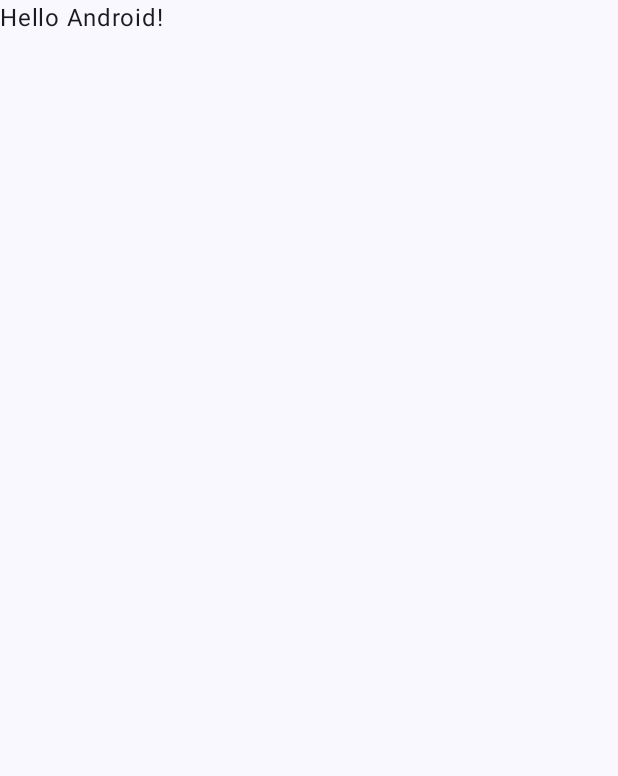
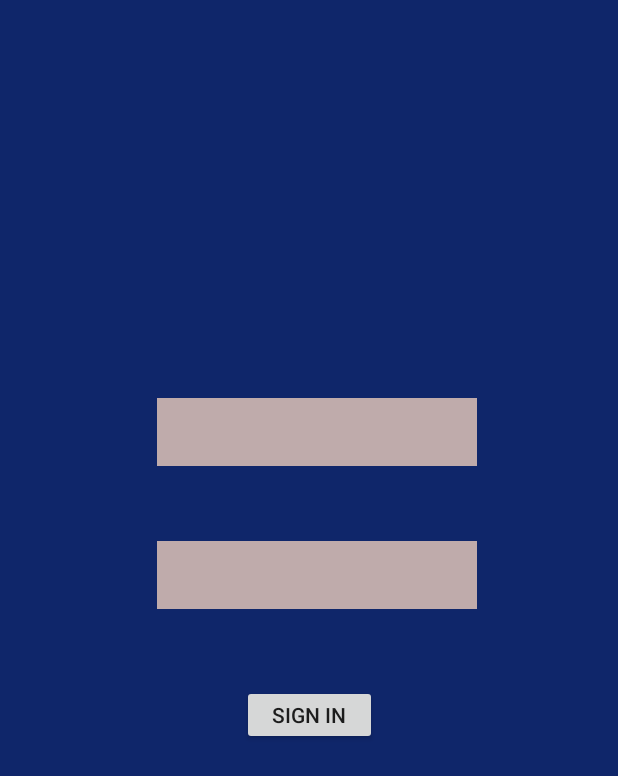
Before and after one commit to DelphonWeavewriter/AttendEase-SeniorProject, an Android app built with Jetpack Compose: the screen it shows after launch (MainActivity), on a phone screen of 412 x 824 dp. Before the commit the part shown is almost empty. Shown: the top 776 px of the screen. Run offline under Robolectric (Android 15) with nearby library versions, the phone set to English and light mode, and no system bars.

Commit message:
I love AndroidStudio :)

```diff
--- a/app/build.gradle.kts
+++ b/app/build.gradle.kts
@@ -6,7 +6,7 @@ plugins {
 
 android {
     namespace = "com.example.attendeasecampuscompanion"
-    compileSdk = 34
+    compileSdk = 35
 
     defaultConfig {
         applicationId = "com.example.attendeasecampuscompanion"
@@ -49,6 +49,7 @@ dependencies {
     implementation(libs.androidx.ui.graphics)
     implementation(libs.androidx.ui.tooling.preview)
     implementation(libs.androidx.material3)
+    implementation(libs.androidx.constraintlayout)
     testImplementation(libs.junit)
     androidTestImplementation(libs.androidx.junit)
     androidTestImplementation(libs.androidx.espresso.core)
--- a/app/src/main/java/com/example/attendeasecampuscompanion/MainActivity.kt
+++ b/app/src/main/java/com/example/attendeasecampuscompanion/MainActivity.kt
@@ -1,6 +1,7 @@
 package com.example.attendeasecampuscompanion
 
 import android.os.Bundle
+import android.view.View
 import androidx.activity.ComponentActivity
 import androidx.activity.compose.setContent
 import androidx.activity.enableEdgeToEdge
@@ -12,22 +13,50 @@ import androidx.compose.runtime.Composable
 import androidx.compose.ui.Modifier
 import androidx.compose.ui.tooling.preview.Preview
 import com.example.attendeasecampuscompanion.ui.theme.AttendEaseCampusCompanionTheme
+import android.widget.Button
+import android.widget.EditText
+import android.widget.Toast
+
 
 class MainActivity : ComponentActivity() {
+
+    lateinit var username : EditText
+    lateinit var password : EditText
+    lateinit var signInButton : Button
+
+
     override fun onCreate(savedInstanceState: Bundle?) {
         super.onCreate(savedInstanceState)
-        enableEdgeToEdge()
-        setContent {
-            AttendEaseCampusCompanionTheme {
-                Scaffold(modifier = Modifier.fillMaxSize()) { innerPadding ->
-                    Greeting(
-                        name = "Android",
-                        modifier = Modifier.padding(innerPadding)
-                    )
-                }
-            }
+        setContentView(R.layout.signin_layout)
+
+//        enableEdgeToEdge()
+
+//        setContent {
+//            AttendEaseCampusCompanionTheme {
+//                Scaffold(modifier = Modifier.fillMaxSize()) { innerPadding ->
+//                    Greeting(
+//                        name = "Android",
+//                        modifier = Modifier.padding(innerPadding)
+//                    )
+//                }
+//            }
+//        }
+    }
+
+    fun signin(view: View) {
+        val username = findViewById<EditText>(R.id.editTextEmailAddress).text.toString()
+        val password = findViewById<EditText>(R.id.editTextPassword).text.toString()
+
+        if (username == "test@nyit.edu" && password == "password")
+        {
+            Toast.makeText(this, "LOGIN SUCCESSFUL", Toast.LENGTH_SHORT).show()
+        }
+        else
+        {
+            Toast.makeText(this, "LOGIN UNSUCCESSFUL", Toast.LENGTH_SHORT).show()
         }
     }
+
 }
 
 @Composable
@@ -38,6 +67,7 @@ fun Greeting(name: String, modifier: Modifier = Modifier) {
     )
 }
 
+
 @Preview(showBackground = true)
 @Composable
 fun GreetingPreview() {
--- /dev/null
+++ b/app/src/main/res/layout/signin_layout.xml
@@ -0,0 +1,64 @@
+<?xml version="1.0" encoding="utf-8"?>
+<LinearLayout xmlns:android="http://schemas.android.com/apk/res/android"
+    xmlns:app="http://schemas.android.com/apk/res-auto"
+    xmlns:tools="http://schemas.android.com/tools"
+    android:orientation="vertical"
+    android:layout_width="match_parent"
+    android:layout_height="match_parent">
+
+    <androidx.constraintlayout.widget.ConstraintLayout
+        android:layout_width="match_parent"
+        android:layout_height="match_parent"
+        android:background="#1B2883"
+        android:backgroundTint="#0F266A">
+
+        <Button
+            android:id="@+id/signInButton"
+            android:layout_width="90dp"
+            android:layout_height="40dp"
+            android:layout_marginStart="162dp"
+            android:layout_marginTop="32dp"
+            android:layout_marginEnd="161dp"
+            android:layout_marginBottom="308dp"
+            android:onClick="signin"
+            android:text="@string/sign_in"
+            app:layout_constraintBottom_toBottomOf="parent"
+            app:layout_constraintEnd_toEndOf="parent"
+            app:layout_constraintStart_toStartOf="parent"
+            app:layout_constraintTop_toBottomOf="@+id/editTextPassword" />
+
+        <EditText
+            android:id="@+id/editTextPassword"
+            android:layout_width="wrap_content"
+            android:layout_height="45dp"
+            android:layout_marginStart="106dp"
+            android:layout_marginTop="15dp"
+            android:layout_marginEnd="95dp"
+            android:background="#BFABAB"
+            android:ems="10"
+            android:inputType="textPassword"
+            app:layout_constraintBottom_toTopOf="@+id/signInButton"
+            app:layout_constraintEnd_toEndOf="parent"
+            app:layout_constraintStart_toStartOf="parent"
+            app:layout_constraintTop_toBottomOf="@+id/editTextEmailAddress"
+            tools:text="Password" />
+
+        <EditText
+            android:id="@+id/editTextEmailAddress"
+            android:layout_width="wrap_content"
+            android:layout_height="45dp"
+            android:layout_marginStart="106dp"
+            android:layout_marginTop="246dp"
+            android:layout_marginEnd="95dp"
+            android:layout_marginBottom="15dp"
+            android:background="#BFABAB"
+            android:backgroundTintMode="src_atop"
+            android:ems="10"
+            android:inputType="textEmailAddress"
+            app:layout_constraintBottom_toTopOf="@+id/editTextPassword"
+            app:layout_constraintEnd_toEndOf="parent"
+            app:layout_constraintStart_toStartOf="parent"
+            app:layout_constraintTop_toTopOf="parent"
+            tools:text="Username" />
+    </androidx.constraintlayout.widget.ConstraintLayout>
+</LinearLayout>
--- a/app/src/main/res/values/strings.xml
+++ b/app/src/main/res/values/strings.xml
@@ -1,3 +1,4 @@
 <resources>
     <string name="app_name">AttendEaseCampusCompanion</string>
+    <string name="sign_in">Sign In</string>
 </resources>
--- a/gradle/libs.versions.toml
+++ b/gradle/libs.versions.toml
@@ -8,6 +8,7 @@ espressoCore = "3.6.1"
 lifecycleRuntimeKtx = "2.8.7"
 activityCompose = "1.9.3"
 composeBom = "2024.04.01"
+constraintlayout = "2.2.1"
 
 [libraries]
 androidx-core-ktx = { group = "androidx.core", name = "core-ktx", version.ref = "coreKtx" }
@@ -24,6 +25,7 @@ androidx-ui-tooling-preview = { group = "androidx.compose.ui", name = "ui-toolin
 androidx-ui-test-manifest = { group = "androidx.compose.ui", name = "ui-test-manifest" }
 androidx-ui-test-junit4 = { group = "androidx.compose.ui", name = "ui-test-junit4" }
 androidx-material3 = { group = "androidx.compose.material3", name = "material3" }
+androidx-constraintlayout = { group = "androidx.constraintlayout", name = "constraintlayout", version.ref = "constraintlayout" }
 
 [plugins]
 android-application = { id = "com.android.application", version.ref = "agp" }
```
